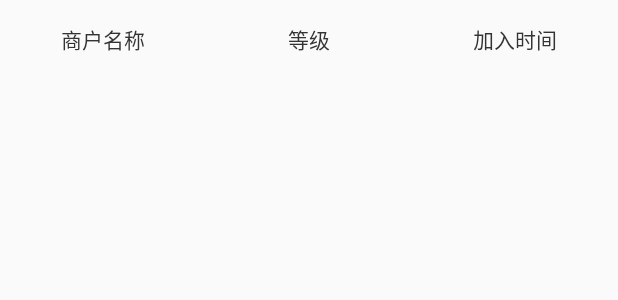
After one commit to ADeveloperH/LeHFu, an Android app: the layout item_team.xml on its own in the app's theme, with its tools: preview values and no code run, on a phone screen of 412 x 824 dp. The commit adds this screen. Shown: the top 300 px of the screen. Run offline under Robolectric (Android 15) with nearby library versions, the phone set to English and light mode, and no system bars; network calls fail.

Commit message:
我的团队功能完成

```diff
--- a/app/src/main/java/com/jiefutong/lehfu/http/Http.java
+++ b/app/src/main/java/com/jiefutong/lehfu/http/Http.java
@@ -78,6 +78,9 @@ public class Http {
 
     //检测是否设置交易密码
     public static final String CHECK_HAS_TRANSPWD = "index.php/User/Extend/IsHavePassword";
+
+    //获取团队列表接口
+    public static final String GET_TEAM_LIST = "index.php/User/Team/index";
 
 
 
--- a/app/src/main/res/layout/activity_myteam.xml
+++ b/app/src/main/res/layout/activity_myteam.xml
@@ -6,6 +6,7 @@
     android:orientation="vertical">
 
     <LinearLayout
+        android:id="@+id/ll_group"
         android:layout_width="match_parent"
         android:layout_height="match_parent"
         android:orientation="vertical">
--- /dev/null
+++ b/app/src/main/res/layout/item_team.xml
@@ -0,0 +1,45 @@
+<?xml version="1.0" encoding="utf-8"?>
+<LinearLayout xmlns:android="http://schemas.android.com/apk/res/android"
+    android:layout_width="match_parent"
+    android:layout_height="match_parent"
+    android:orientation="vertical">
+
+    <LinearLayout
+        android:layout_width="match_parent"
+        android:layout_height="wrap_content"
+        android:orientation="horizontal"
+        android:paddingBottom="15dp"
+        android:paddingTop="15dp">
+
+        <TextView
+            android:id="@+id/tv_name"
+            android:layout_width="0dp"
+            android:layout_height="wrap_content"
+            android:layout_weight="1"
+            android:gravity="center"
+            android:text="商户名称"
+            android:textColor="#333333"
+            android:textSize="14dp" />
+
+        <TextView
+            android:id="@+id/tv_level"
+            android:layout_width="0dp"
+            android:layout_height="wrap_content"
+            android:layout_weight="1"
+            android:gravity="center"
+            android:text="等级"
+            android:textColor="#333333"
+            android:textSize="14dp" />
+
+        <TextView
+            android:id="@+id/tv_time"
+            android:layout_width="0dp"
+            android:layout_height="wrap_content"
+            android:layout_weight="1"
+            android:gravity="center"
+            android:text="加入时间"
+            android:textColor="#333333"
+            android:textSize="14dp" />
+
+    </LinearLayout>
+</LinearLayout>
```
Also changed, not shown: app/src/main/java/com/jiefutong/lehfu/activity/MyTeamActivity.java (+69 -0 lines), app/src/main/java/com/jiefutong/lehfu/adapter/TeamItemAdapter.java (added, +78 -0 lines), app/src/main/java/com/jiefutong/lehfu/bean/TeamListResultBean.java (added, +105 -0 lines), app/src/main/java/com/jiefutong/lehfu/utils/DateUtil.java (+8 -1 lines).
